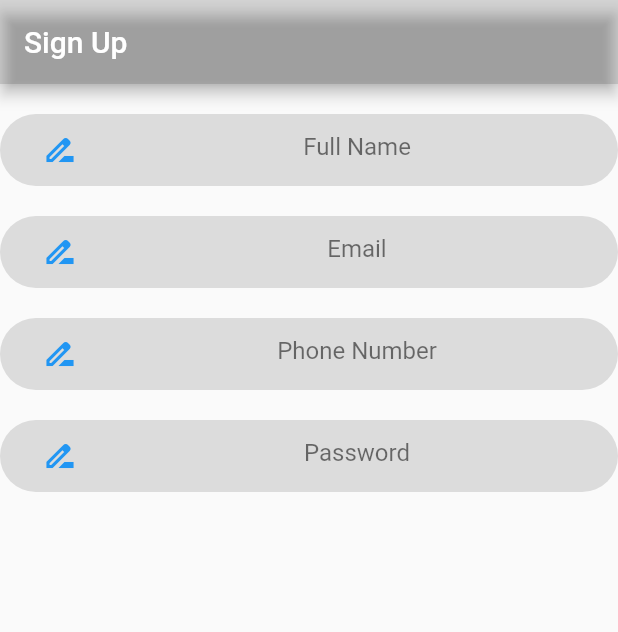
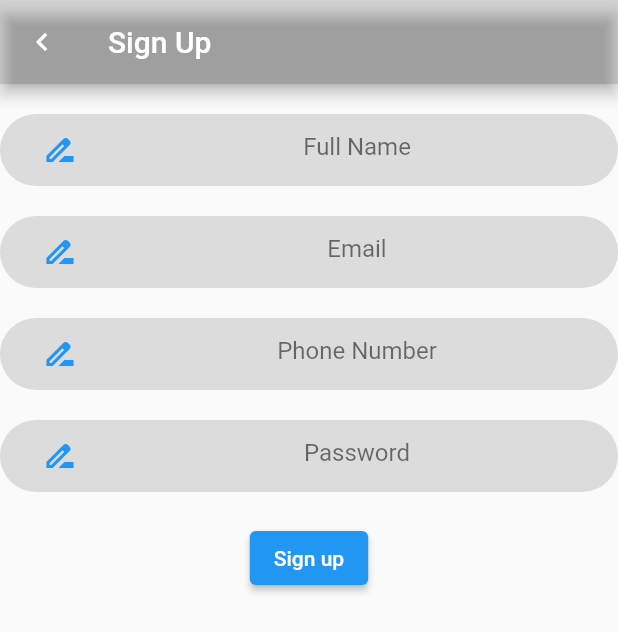
Before and after one commit to himel01/SafeNavigation, a Flutter app: the screen it shows after launch, after a tap on "Sign Up Instead", on a phone screen of 412 x 824 dp. Shown: the top 632 px of the screen. Run offline on Flutter 3.47's test engine with Material 2 defaults, Android fonts, the phone set to English and light mode, and no system bars; our stand-ins replace firebase_auth, firebase_core; accounts and stored records are empty; network calls fail.

Commit message:
implementing sign up

```diff
--- a/lib/main.dart
+++ b/lib/main.dart
@@ -1,7 +1,11 @@
+import 'package:firebase_auth/firebase_auth.dart';
+import 'package:firebase_core/firebase_core.dart';
 import 'package:flutter/material.dart';
 import 'package:safe_navigation/sign_up.dart';
 
 void main() {
+  WidgetsFlutterBinding.ensureInitialized();
+  Firebase.initializeApp();
   runApp(MyApp());
 }
 
@@ -11,10 +15,7 @@ class MyApp extends StatelessWidget {
   Widget build(BuildContext context) {
     return MaterialApp(
       title: 'Flutter Demo',
-      theme: ThemeData(
-        primarySwatch: Colors.blue,
-      ),
-      home: MyHomePage(title: 'Safe Navigation'),
+      home: MyHomePage(title: 'Sign In'),
     );
   }
 }
@@ -31,6 +32,7 @@ class MyHomePage extends StatefulWidget {
 class _MyHomePageState extends State<MyHomePage> {
   final nameController = TextEditingController();
   final passController = TextEditingController();
+  FirebaseAuth auth = FirebaseAuth.instance;
 
   @override
   void dispose() {
@@ -45,6 +47,8 @@ class _MyHomePageState extends State<MyHomePage> {
     return Scaffold(
       appBar: AppBar(
         title: Text(widget.title),
+        brightness: Brightness.dark,
+        backgroundColor: Colors.black12,
       ),
       body: Column(
         children: [
@@ -136,7 +140,7 @@ class _MyHomePageState extends State<MyHomePage> {
                 width: 20,
               ),
               InkWell(
-                onTap: (){
+                onTap: () {
                   Navigator.push(
                     context,
                     MaterialPageRoute(builder: (context) => SignUp()),
--- a/lib/sign_up.dart
+++ b/lib/sign_up.dart
@@ -1,3 +1,4 @@
+import 'package:firebase_auth/firebase_auth.dart';
 import 'package:flutter/material.dart';
 
 class SignUp extends StatelessWidget {
@@ -15,10 +16,12 @@ class Sign extends StatefulWidget {
 }
 
 class _SignState extends State<Sign> {
+  FirebaseAuth auth = FirebaseAuth.instance;
   final nameController = TextEditingController();
   final passController = TextEditingController();
   final emailController = TextEditingController();
   final mobileController = TextEditingController();
+
   @override
   void dispose() {
     nameController.dispose();
@@ -36,6 +39,15 @@ class _SignState extends State<Sign> {
         title: Text("Sign Up"),
         backgroundColor: Colors.black12,
         brightness: Brightness.dark,
+        leading: IconButton(
+          icon: Icon(Icons.chevron_left),
+          //color: Colors.black,
+          onPressed: () {
+            //Navigator.pop(context); //returns black screen
+            //Navigator.of(context).pop();
+            Navigator.of(context, rootNavigator: true).pop(context);
+          },
+        ),
       ),
       body: Column(
         children: [
@@ -192,9 +204,17 @@ class _SignState extends State<Sign> {
           SizedBox(
             height: 20,
           ),
-
+          ElevatedButton(
+            onPressed: signUp,
+            child: Text('Sign up'),style: ButtonStyle(
+          ),
+          )
         ],
       ),
     );
   }
+
+  void signUp() {
+    auth.createUserWithEmailAndPassword(email: emailController.text, password: passController.text);
+  }
 }
--- a/pubspec.yaml
+++ b/pubspec.yaml
@@ -23,6 +23,8 @@ environment:
 dependencies:
   flutter:
     sdk: flutter
+  firebase_core: ^1.0.2
+  firebase_auth: ^1.0.1
 
 
   # The following adds the Cupertino Icons font to your application.
```
Also changed, not shown: pubspec.lock.
